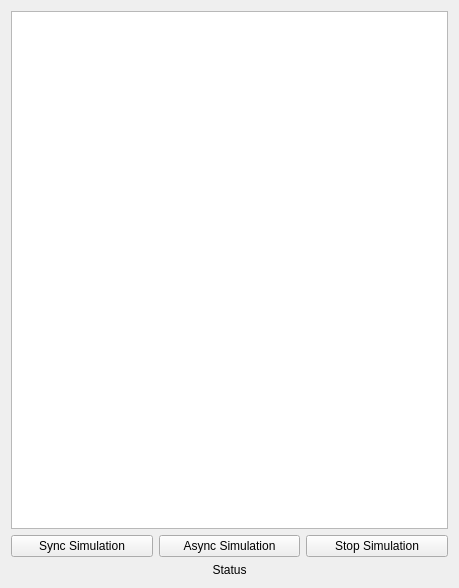
Old version of the form gameframe.ui in the repository JamesZFS/Plongeur.
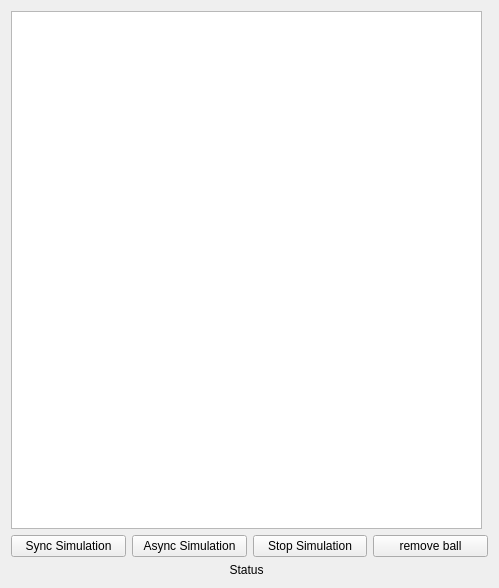
New version of the form.

Commit message: [add] water primitive, [add] debug ball [update] async

What changed in the file:
```diff
--- a/gameframe.ui
+++ b/gameframe.ui
@@ -6,7 +6,7 @@
    <rect>
     <x>0</x>
     <y>0</y>
-    <width>459</width>
+    <width>499</width>
     <height>588</height>
    </rect>
   </property>
@@ -20,7 +20,7 @@
    <item row="0" column="0">
     <widget class="QGraphicsView" name="graphicsView"/>
    </item>
-   <item row="1" column="0">
+   <item row="1" column="0" colspan="2">
     <layout class="QHBoxLayout" name="horizontalLayout">
      <item>
       <widget class="QPushButton" name="bt_sync">
@@ -43,6 +43,13 @@
        </property>
       </widget>
      </item>
+     <item>
+      <widget class="QPushButton" name="bt_remove_ball">
+       <property name="text">
+        <string>remove ball</string>
+       </property>
+      </widget>
+     </item>
     </layout>
    </item>
    <item row="2" column="0">
```
The commit also changes 12 other files.
